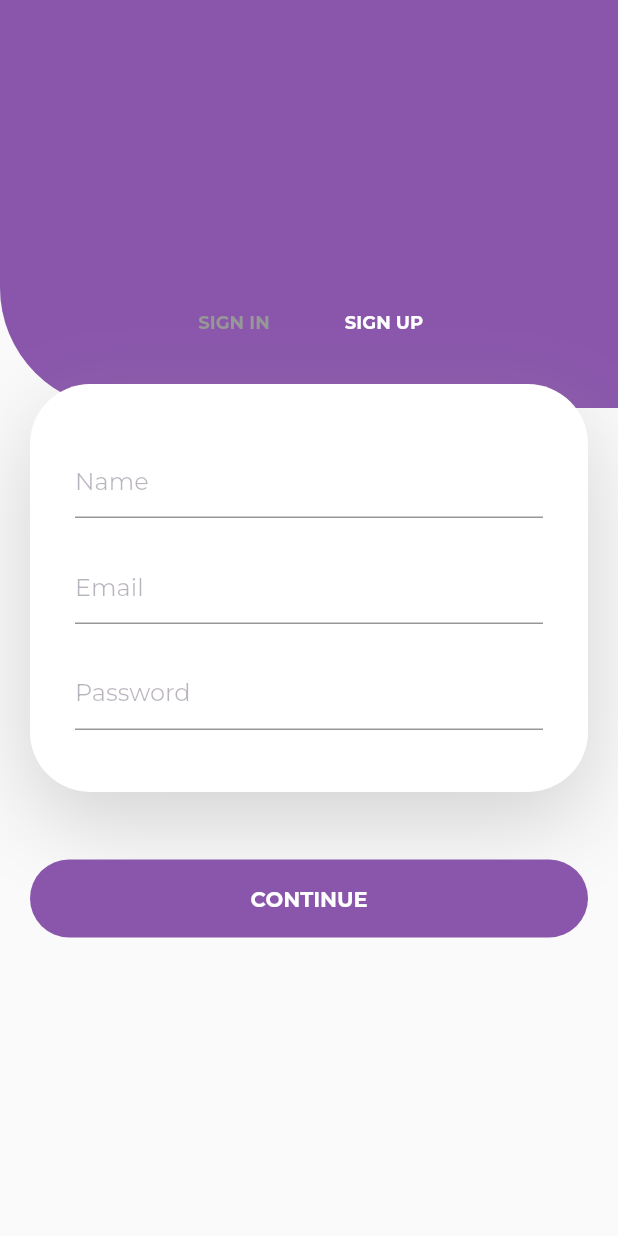
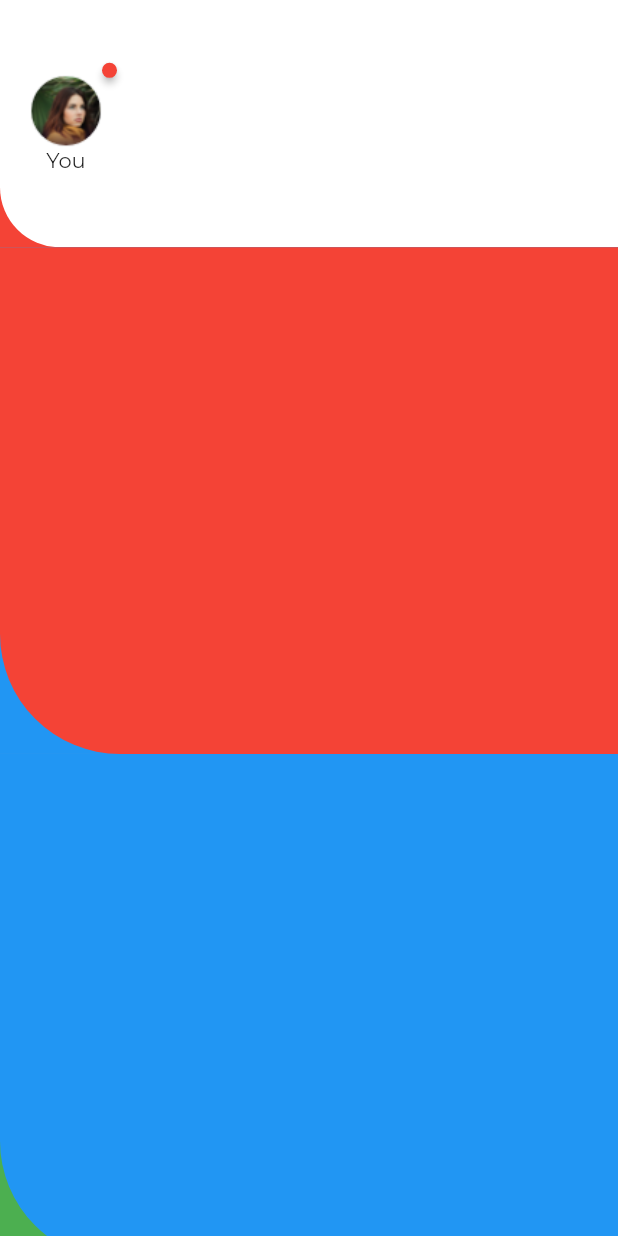
Before and after one commit to resulcay/social_meet_up, a Flutter app: the screen it shows after launch, on a phone screen of 412 x 824 dp. Run offline on Flutter 3.47's test engine with Material 2 defaults, Android fonts, the light colour scheme and no system bars; drawn by our look-alikes of badges.

Commit message:
home page layout determined.

```diff
--- a/lib/main.dart
+++ b/lib/main.dart
@@ -1,5 +1,6 @@
 import 'package:flutter/material.dart';
 
+import 'screens/home_screen/home_screen.dart';
 import 'screens/sign_up_screen/sign_up_screen.dart';
 
 void main() {
@@ -18,7 +19,7 @@ class MyApp extends StatelessWidget {
         fontFamily: "Montserrat",
         visualDensity: VisualDensity.adaptivePlatformDensity,
       ),
-      home: const SignUpScreen(),
+      home: const HomeScreen(),
       // home: const OnboardingScreen(),
     );
   }
--- /dev/null
+++ b/lib/screens/home_screen/home_screen.dart
@@ -0,0 +1,109 @@
+import 'package:badges/badges.dart';
+import 'package:flutter/material.dart';
+import 'package:social_meet_up/media_query_extension.dart';
+
+import '../../constants.dart';
+
+class HomeScreen extends StatelessWidget {
+  const HomeScreen({super.key});
+
+  @override
+  Widget build(BuildContext context) {
+    return Scaffold(
+      backgroundColor: kWhitePurple,
+      body: CustomScrollView(
+        slivers: [
+          SliverAppBar(
+            expandedHeight: context.height * .2,
+            backgroundColor: Colors.red,
+            flexibleSpace: FlexibleSpaceBar(
+              background: Container(
+                decoration: const BoxDecoration(
+                  color: Colors.white,
+                  borderRadius: BorderRadius.only(
+                    bottomLeft: Radius.circular(40),
+                  ),
+                ),
+                child: Padding(
+                  padding: const EdgeInsets.all(20),
+                  child: Row(
+                    mainAxisAlignment: MainAxisAlignment.start,
+                    crossAxisAlignment: CrossAxisAlignment.center,
+                    children: [
+                      Column(
+                        mainAxisAlignment: MainAxisAlignment.center,
+                        children: [
+                          Badge(
+                            child: CircleAvatar(
+                              radius: 24,
+                              backgroundColor: Colors.white,
+                              child: Image.asset(
+                                "assets/images/pp.png",
+                              ),
+                            ),
+                          ),
+                          const Text("You")
+                        ],
+                      )
+                    ],
+                  ),
+                ),
+              ),
+            ),
+          ),
+          SliverToBoxAdapter(
+            child: Container(
+              height: context.height * .41,
+              width: double.infinity,
+              decoration: const BoxDecoration(
+                color: Colors.blue,
+              ),
+              child: Container(
+                decoration: const BoxDecoration(
+                  color: Colors.red,
+                  borderRadius: BorderRadius.only(
+                    bottomLeft: Radius.circular(80),
+                  ),
+                ),
+              ),
+            ),
+          ),
+          SliverToBoxAdapter(
+            child: Container(
+              height: context.height * .41,
+              width: double.infinity,
+              decoration: const BoxDecoration(
+                color: Colors.green,
+              ),
+              child: Container(
+                decoration: const BoxDecoration(
+                  color: Colors.blue,
+                  borderRadius: BorderRadius.only(
+                    bottomLeft: Radius.circular(80),
+                  ),
+                ),
+              ),
+            ),
+          ),
+          SliverToBoxAdapter(
+            child: Container(
+              height: context.height * .41,
+              width: double.infinity,
+              decoration: const BoxDecoration(
+                color: Colors.transparent,
+              ),
+              child: Container(
+                decoration: const BoxDecoration(
+                  color: Colors.green,
+                  borderRadius: BorderRadius.only(
+                    bottomLeft: Radius.circular(80),
+                  ),
+                ),
+              ),
+            ),
+          ),
+        ],
+      ),
+    );
+  }
+}
--- a/pubspec.yaml
+++ b/pubspec.yaml
@@ -31,7 +31,7 @@ environment:
 dependencies:
   flutter:
     sdk: flutter
-
+  badges: ^2.0.3
 
   # The following adds the Cupertino Icons font to your application.
   # Use with the CupertinoIcons class for iOS style icons.
```
Also changed, not shown: assets/images/pp.png (added), pubspec.lock.
